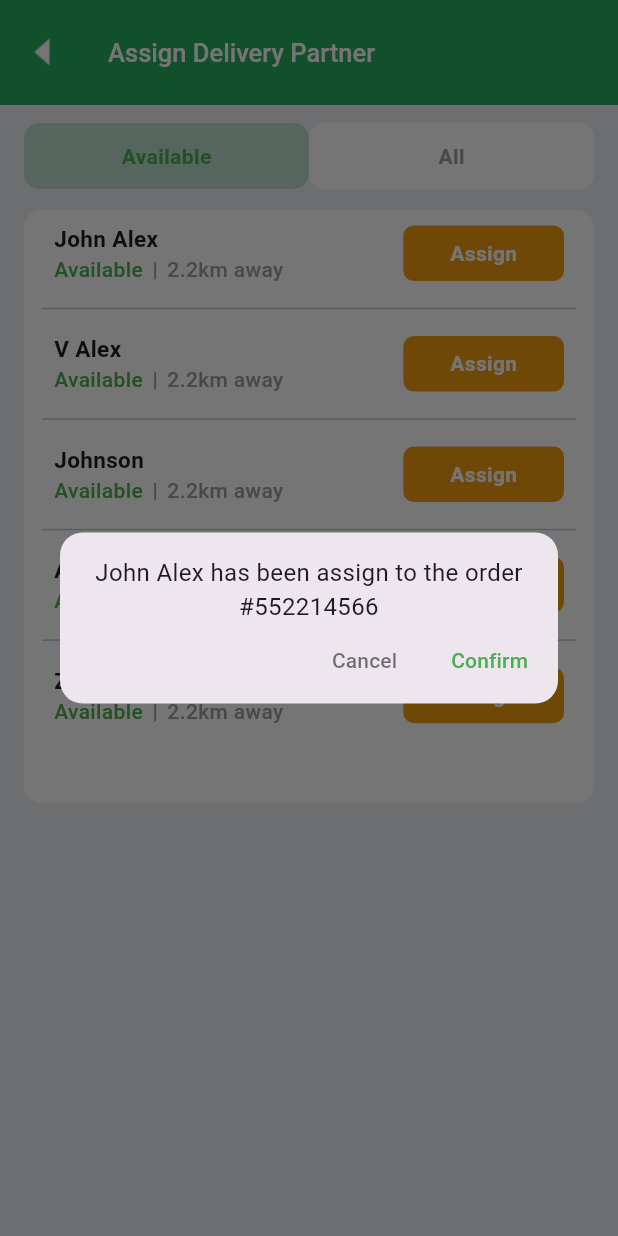
After one commit to pokaktechnologies/supermarket-admin-fe, a Flutter app: the AssignDeliveryPartnerPage screen opened directly, after a tap on "Assign", on a phone screen of 412 x 824 dp. The commit adds this screen. Run offline on Flutter 3.47's test engine with Material 3 defaults, Android fonts, the phone set to English and light mode, and no system bars.

```diff
--- /dev/null
+++ b/lib/views/delivery_partner/delivery_partner.dart
@@ -0,0 +1,112 @@
+import 'package:flutter/material.dart';
+import 'package:supermarket_admin_fe/core/themes/app_assets.dart';
+import 'package:supermarket_admin_fe/core/themes/app_colors.dart';
+import 'package:supermarket_admin_fe/core/utils/navigations.dart';
+import 'package:supermarket_admin_fe/views/delivery_partner/single_deli_partner.dart';
+
+class AssignDeliveryPartnerPage extends StatefulWidget {
+  const AssignDeliveryPartnerPage({super.key});
+
+  @override
+  AssignDeliveryPartnerPageState createState() =>
+      AssignDeliveryPartnerPageState();
+}
+
+class AssignDeliveryPartnerPageState extends State<AssignDeliveryPartnerPage> {
+  bool showAvailable = true;
+
+  @override
+  Widget build(BuildContext context) {
+    // List<Map<String, dynamic>> displayedList = showAvailable
+    //     ? partners.where((p) => p['status'] == 'Available').toList()
+    //     : partners;
+
+    var size = MediaQuery.of(context).size;
+    var height = size.height;
+    var width = size.width;
+
+    return Scaffold(
+      backgroundColor: AppColors.bgGrey,
+      appBar: AppBar(
+        backgroundColor: const Color(0xFF27AE60),
+        toolbarHeight: 70,
+        title: const Text(
+          "Assign Delivery Partner",
+          style: TextStyle(
+            color: AppColors.white,
+            fontWeight: FontWeight.w500,
+            fontSize: 17,
+          ),
+        ),
+        leading: InkWell(
+          onTap: () => popNavigation(context),
+          child: Image.asset(AppAssets.backArrow),
+        ),
+      ),
+      body: Column(
+        children: [
+          Padding(
+            padding: const EdgeInsets.symmetric(vertical: 12, horizontal: 16),
+            child: Row(
+              children: [
+                _buildTab("Available", showAvailable, () {
+                  setState(() => showAvailable = true);
+                }),
+                _buildTab("All", !showAvailable, () {
+                  setState(() => showAvailable = false);
+                }),
+              ],
+            ),
+          ),
+          // List of Partners
+          Padding(
+            padding: const EdgeInsets.symmetric(vertical: 2, horizontal: 16),
+            child: Container(
+              width: width * width,
+              height: height * 0.48,
+              decoration: BoxDecoration(
+                borderRadius: BorderRadius.circular(12),
+                color: AppColors.white,
+              ),
+              child: Padding(
+                padding: const EdgeInsets.symmetric(horizontal: 12),
+                child: ListView.separated(
+                  itemBuilder: (context, index) => SingleDeliPartner(
+                    index: index,
+                    showAvailable: showAvailable,
+                  ),
+                  separatorBuilder: (context, index) => const Divider(),
+                  itemCount: 5,
+                ),
+              ),
+            ),
+          ),
+        ],
+      ),
+    );
+  }
+
+  // Tab Widget
+  Widget _buildTab(String text, bool isActive, VoidCallback onTap) {
+    return Expanded(
+      child: GestureDetector(
+        onTap: onTap,
+        child: Container(
+          alignment: Alignment.center,
+          padding: const EdgeInsets.symmetric(vertical: 12),
+          decoration: BoxDecoration(
+            color: isActive ? AppColors.green25Opacity : AppColors.white,
+            borderRadius: BorderRadius.circular(10),
+          ),
+          child: Text(
+            text,
+            style: TextStyle(
+              color: isActive ? AppColors.green : AppColors.grey,
+              fontWeight: FontWeight.bold,
+            ),
+          ),
+        ),
+      ),
+    );
+  }
+}
--- /dev/null
+++ b/lib/views/delivery_partner/popup.dart
@@ -0,0 +1,59 @@
+import 'package:flutter/material.dart';
+
+void showAssignConfirmationDialog({
+  required BuildContext context,
+  required String partnerName,
+  required String orderId,
+  required VoidCallback onConfirm,
+}) {
+  showDialog(
+    context: context,
+    barrierDismissible: false,
+    builder: (context) {
+      return Dialog(
+        shape: RoundedRectangleBorder(
+          borderRadius: BorderRadius.circular(15),
+        ),
+        child: Padding(
+          padding: const EdgeInsets.symmetric(horizontal: 8, vertical: 5),
+          child: Column(
+            mainAxisSize: MainAxisSize.min,
+            children: [
+              const SizedBox(height: 10),
+              Text(
+                "$partnerName has been assign to the order\n#$orderId",
+                style: const TextStyle(fontSize: 16),
+                textAlign: TextAlign.center,
+              ),
+              Row(
+                mainAxisAlignment: MainAxisAlignment.end,
+                children: [
+                  TextButton(
+                    child: const Text(
+                      "Cancel",
+                      style: TextStyle(color: Colors.black54),
+                    ),
+                    onPressed: () {
+                      Navigator.of(context).pop();
+                    },
+                  ),
+                  const SizedBox(width: 12),
+                  TextButton(
+                    child: const Text(
+                      "Confirm",
+                      style: TextStyle(color: Colors.green),
+                    ),
+                    onPressed: () {
+                      Navigator.of(context).pop();
+                      onConfirm();
+                    },
+                  ),
+                ],
+              )
+            ],
+          ),
+        ),
+      );
+    },
+  );
+}
--- /dev/null
+++ b/lib/views/delivery_partner/single_deli_partner.dart
@@ -0,0 +1,119 @@
+import 'package:flutter/material.dart';
+import 'package:supermarket_admin_fe/core/themes/app_colors.dart';
+import 'package:supermarket_admin_fe/views/delivery_partner/popup.dart';
+
+class SingleDeliPartner extends StatelessWidget {
+  final int index;
+  final bool showAvailable;
+  const SingleDeliPartner({
+    super.key,
+    required this.index,
+    required this.showAvailable,
+  });
+
+  @override
+  Widget build(BuildContext context) {
+    final List<Map<String, dynamic>> partners = [
+      {'name': 'John Alex', 'status': 'Busy', 'distance': '1.2km'},
+      {'name': 'V Alex', 'status': 'Available', 'distance': '2.2km'},
+      {'name': 'Johnson', 'status': 'Available', 'distance': '2.3km'},
+      {'name': 'Amal', 'status': 'Busy', 'distance': '3.0km'},
+      {'name': 'Zyan', 'status': 'Busy', 'distance': '3.2km'},
+    ];
+    var size = MediaQuery.of(context).size;
+    var height = size.height;
+    var width = size.width;
+    return SizedBox(
+      height: height * 0.07,
+      width: width * width,
+      child: Row(
+        crossAxisAlignment: CrossAxisAlignment.center,
+        mainAxisAlignment: MainAxisAlignment.spaceBetween,
+        children: [
+          Padding(
+            padding: const EdgeInsets.symmetric(horizontal: 8),
+            child: Column(
+              crossAxisAlignment: CrossAxisAlignment.start,
+              mainAxisAlignment: MainAxisAlignment.center,
+              children: [
+                Text(
+                  partners[index]['name'],
+                  style: const TextStyle(
+                    fontWeight: FontWeight.bold,
+                    fontSize: 15,
+                  ),
+                ),
+                Row(
+                  children: [
+                    Text(
+                      showAvailable ? "Available" : partners[index]['status'],
+                      style: TextStyle(
+                        fontWeight: FontWeight.w500,
+                        fontSize: 14,
+                        color: (!showAvailable &&
+                                partners[index]['status'] == 'Busy')
+                            ? AppColors.red
+                            : AppColors.green,
+                      ),
+                    ),
+                    SizedBox(width: width * 0.015),
+                    const Text(
+                      "|",
+                      style: TextStyle(
+                        fontWeight: FontWeight.w500,
+                        fontSize: 14,
+                        color: AppColors.grey,
+                      ),
+                    ),
+                    SizedBox(width: width * 0.015),
+                    const Text(
+                      "2.2km away",
+                      style: TextStyle(
+                        fontWeight: FontWeight.w500,
+                        fontSize: 14,
+                        color: AppColors.grey,
+                      ),
+                    ),
+                  ],
+                )
+              ],
+            ),
+          ),
+          Padding(
+            padding: const EdgeInsets.only(right: 8),
+            child: InkWell(
+              onTap: () {
+                showAssignConfirmationDialog(
+                  context: context,
+                  partnerName: "John Alex",
+                  orderId: "552214566",
+                  onConfirm: () {
+                    // Handle confirmation
+                  },
+                );
+              },
+              child: Container(
+                height: height * 0.045,
+                width: width * 0.26,
+                decoration: BoxDecoration(
+                  borderRadius: BorderRadius.circular(7),
+                  color: AppColors.brown,
+                ),
+                child: const Center(
+                  child: Text(
+                    "Assign",
+                    style: TextStyle(
+                      fontWeight: FontWeight.bold,
+                      fontSize: 14,
+                      color: AppColors.white,
+                    ),
+                  ),
+                ),
+              ),
+            ),
+          )
+        ],
+      ),
+    );
+  }
+}
--- a/lib/views/order/order_details/order_details.dart
+++ b/lib/views/order/order_details/order_details.dart
@@ -36,7 +36,7 @@ class OrderDetails extends StatelessWidget {
           padding: const EdgeInsets.symmetric(horizontal: 12, vertical: 8),
           child: Column(
             children: [
-              personalDetailsTile(height, width),
+              personalDetailsTile(height, width, context),
               SizedBox(height: height * 0.014),
               orderSummary(height, width),
               SizedBox(height: height * 0.014),
```
Also changed, not shown: lib/views/order/cancelled.dart (+42 -15 lines), lib/views/order/delivered.dart (+42 -15 lines), lib/views/order/order_details/details_tiles.dart (+9 -2 lines), lib/views/order/pending.dart (+24 -10 lines), lib/views/order/processing.dart (+42 -15 lines).
